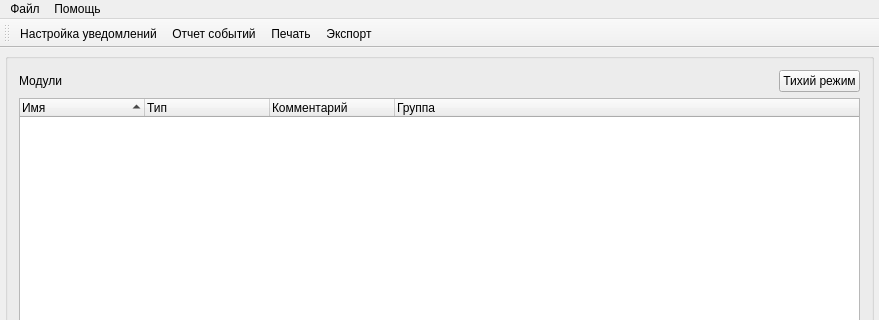
First picture: the form in src/SVMonitor/forms/mainwin.ui, repository Tyill/SVisual, before the edit; both pictures show x 0 to 879 and y 0 to 320 of the 879 by 613 pixel window.
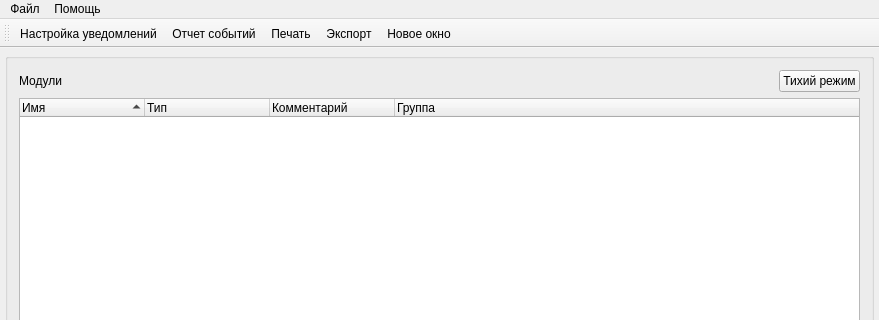
Second picture: the form after the edit. Icons and pictures are not drawn. Custom widgets are drawn as their Qt base class.

Patch:
```diff
--- a/src/SVMonitor/forms/mainwin.ui
+++ b/src/SVMonitor/forms/mainwin.ui
@@ -232,6 +232,7 @@
    <addaction name="actionEventOrder"/>
    <addaction name="actionPrint"/>
    <addaction name="actionExport"/>
+   <addaction name="actionNewWin"/>
   </widget>
   <action name="actionOpen">
    <property name="icon">
@@ -316,6 +317,15 @@
     <string>Экспорт</string>
    </property>
   </action>
+  <action name="actionNewWin">
+   <property name="icon">
+    <iconset resource="../resources/resource.qrc">
+     <normaloff>:/SVMonitor/images/add.png</normaloff>:/SVMonitor/images/add.png</iconset>
+   </property>
+   <property name="text">
+    <string>Новое окно</string>
+   </property>
+  </action>
  </widget>
  <layoutdefault spacing="6" margin="11"/>
  <customwidgets>
```
